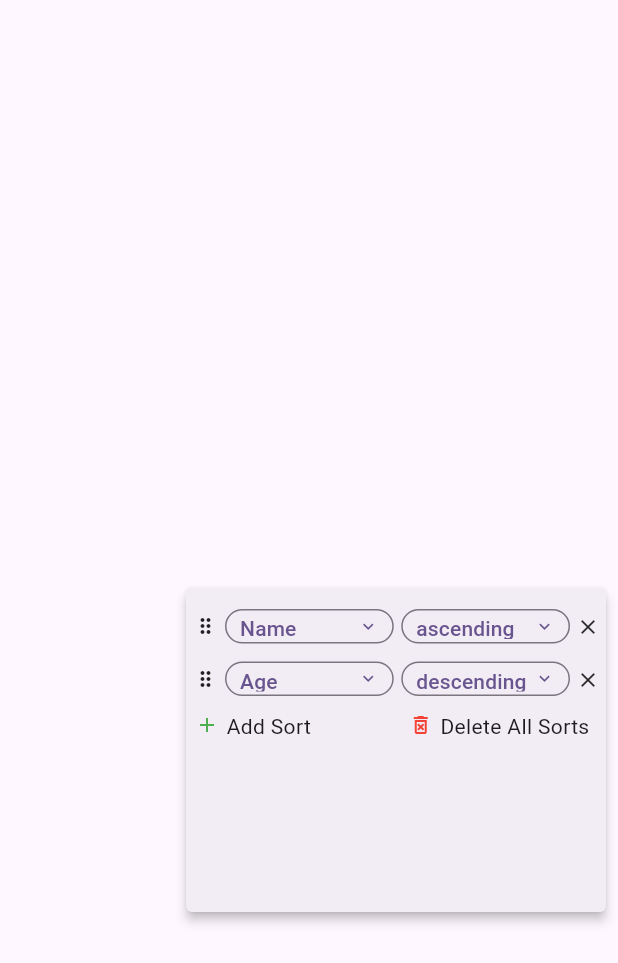
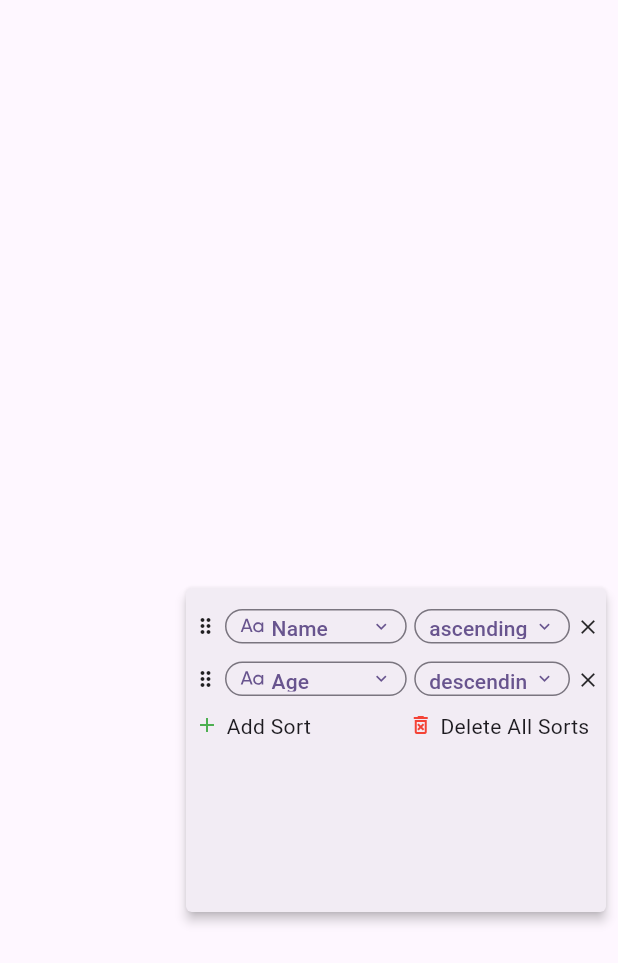
Before and after one commit to phatdat-dev/flutter_dynamic_filter, a Flutter app: the screen it shows after launch, after a tap on "Sort", on a phone screen of 412 x 824 dp. Shown: the top 963 px of the screen. Run offline on Flutter 3.47's test engine with Material 3 defaults, Android fonts, the phone set to English and light mode, and no system bars; our stand-ins replace equatable, flutter_svg.

Commit message:
[Refactor] SortMenu

```diff
--- a/example/lib/main.dart
+++ b/example/lib/main.dart
@@ -58,8 +58,8 @@ class _MyHomePageState extends State<MyHomePage> {
               width: 100,
               child: SortMenu(
                 sortOrders: ValueNotifier({
-                  FieldSortOrder('Name', OrderBy.ascending),
-                  FieldSortOrder('Age', OrderBy.descending),
+                  FieldSortOrder(Field(fieldName: 'Name'), OrderBy.ascending),
+                  FieldSortOrder(Field(fieldName: 'Age'), OrderBy.descending),
                 }),
                 fields: fields,
                 onChanged: (sortOrders) {
--- a/lib/src/features/sort/controller/sort_controller.dart
+++ b/lib/src/features/sort/controller/sort_controller.dart
@@ -13,7 +13,7 @@ class SortController {
   });
 
   void onAddFieldSortOrder(Field field) {
-    sortOrders.value.add(FieldSortOrder(field.fieldName, OrderBy.ascending));
+    sortOrders.value.add(FieldSortOrder(field, OrderBy.ascending));
     sortOrders.notifyListeners();
   }
 
@@ -23,7 +23,7 @@ class SortController {
   }
 
   void onChangedFieldNameSortOrder(FieldSortOrder item, Field e) {
-    item.fieldName = e.fieldName;
+    item.field = e;
   }
 
   void onChangedOrderBySortOrder(FieldSortOrder item, OrderBy e) {
--- a/lib/src/features/sort/sort_button.dart
+++ b/lib/src/features/sort/sort_button.dart
@@ -8,6 +8,7 @@ import '../../models/field.dart';
 import '../../models/field_sort_order.dart';
 import '../../models/enum/filter_enum.dart';
 import '../../shared/utils/utils.dart';
+import '../../shared/widget/field_icon_text.dart';
 import '../../shared/widget/my_outlined_button.dart';
 import '../../shared/widget/my_popup_menu_item.dart';
 import 'controller/sort_controller.dart';
--- a/lib/src/features/sort/widget/button/field_name_sort_button.dart
+++ b/lib/src/features/sort/widget/button/field_name_sort_button.dart
@@ -15,10 +15,8 @@ class _FieldNameSortButtonState extends State<FieldNameSortButton> with SortCont
   @override
   Widget build(BuildContext context) {
     return MyOutlinedButton(
-      label: Text(
-        widget.item.fieldName,
-        overflow: TextOverflow.ellipsis,
-        maxLines: 1,
+      label: FieldIconText(
+        field: widget.item.field,
       ),
       onPressed: () => onShowPopupSort(
         context: context,
--- a/lib/src/features/sort/widget/sort_editor.dart
+++ b/lib/src/features/sort/widget/sort_editor.dart
@@ -13,7 +13,7 @@ class _SortEditorState extends State<SortEditor> with SortControllerStateMixin {
   @override
   Widget build(BuildContext context) {
     return SizedBox(
-      width: 320,
+      width: 350,
       height: 200,
       // padding: const EdgeInsets.fromLTRB(0, 5, 5, 5),
       child: ValueListenableBuilder(
@@ -76,10 +76,12 @@ class SortItem extends StatelessWidget {
           ),
           const SizedBox(width: 5),
           Expanded(
+            flex: 7,
             child: FieldNameSortButton(item: item),
           ),
           const SizedBox(width: 5),
           Expanded(
+            flex: 6,
             child: ConditionSortButton(item: item),
           ),
           InkWell(
@@ -118,7 +120,7 @@ mixin SortControllerAddStateMixin<T extends StatefulWidget> on SortControllerSta
   void initFields() {
     _fields = controller.fields.toList();
     // remove where data is already in sortOrders
-    _fields.removeWhere((e) => controller.sortOrders.value.any((sort) => sort.fieldName == e.fieldName));
+    _fields.removeWhere((e) => controller.sortOrders.value.any((sort) => sort.field == e));
   }
 
   void onShowPopupSort({
--- a/lib/src/models/field.dart
+++ b/lib/src/models/field.dart
@@ -1,15 +1,21 @@
+// ignore_for_file: must_be_immutable
+
+import 'package:equatable/equatable.dart';
 import 'package:flutter_dynamic_filter/src/models/enum/field_type.dart';
 
 import 'base_model.dart';
 
-class BaseField {
+class BaseField extends Equatable {
   final String fieldName;
   final dynamic value;
 
-  BaseField({
+  const BaseField({
     required this.fieldName,
     required this.value,
   });
+
+  @override
+  List<Object?> get props => [fieldName, value];
 }
 
 class Field extends BaseField implements SearchDelegateQueryName {
@@ -27,4 +33,7 @@ class Field extends BaseField implements SearchDelegateQueryName {
   set queryName(String value) => queryName = value;
   @override
   Object? objectt;
+
+  @override
+  List<Object?> get props => [fieldName, value, fieldType];
 }
--- a/lib/src/models/field_sort_order.dart
+++ b/lib/src/models/field_sort_order.dart
@@ -1,18 +1,19 @@
 // ignore_for_file: must_be_immutable
 
 import 'package:equatable/equatable.dart';
+import 'package:flutter_dynamic_filter/src/models/field.dart';
 
 import 'enum/filter_enum.dart';
 
 class FieldSortOrder extends Equatable {
-  String fieldName;
+  Field field;
   OrderBy orderBy;
 
   FieldSortOrder(
-    this.fieldName,
+    this.field,
     this.orderBy,
   );
 
   @override
-  List<Object?> get props => [fieldName];
+  List<Object?> get props => [field.fieldName];
 }
--- a/lib/src/models/filter.dart
+++ b/lib/src/models/filter.dart
@@ -3,7 +3,7 @@ import 'field.dart';
 class Filter extends BaseField {
   final String operator;
 
-  Filter({
+  const Filter({
     required super.fieldName,
     required super.value,
     required this.operator,
--- a/lib/src/shared/utils/helper_widget.dart
+++ b/lib/src/shared/utils/helper_widget.dart
@@ -3,7 +3,7 @@ import 'package:flutter/rendering.dart';
 import 'package:flutter_dynamic_filter/src/shared/constants/my_constants.dart';
 
 import '../../models/app_filter.dart';
-import '../widget/flowy_svg.dart';
+import '../widget/field_icon_text.dart';
 import 'helper_reflect.dart';
 
 final class HelperWidget {
@@ -120,23 +120,9 @@ final class HelperWidget {
                   height: MyConstants.popupMenuItemHeight,
                   child: Padding(
                     padding: const EdgeInsets.symmetric(horizontal: 10),
-                    child: Row(
-                      children: [
-                        FlowySvg(item.fieldType.svgData),
-                        const SizedBox(width: 5),
-                        Expanded(
-                          child: txtController.text.isEmpty
-                              ? Text(
-                                  item.queryName,
-                                )
-                              : RichText(
-                                  text: TextSpan(
-                                    children: HelperWidget.highlightOccurrences(item.queryName, txtController.text),
-                                    style: TextStyle(color: Theme.of(context).colorScheme.onSurface),
-                                  ),
-                                ),
-                        ),
-                      ],
+                    child: FieldIconText(
+                      field: item,
+                      hightLightText: txtController.text,
                     ),
                   ),
                 ),
--- /dev/null
+++ b/lib/src/shared/widget/field_icon_text.dart
@@ -0,0 +1,40 @@
+import 'package:flutter/material.dart';
+import 'package:flutter_dynamic_filter/src/models/enum/field_type.dart';
+
+import '../../models/field.dart';
+import '../utils/helper_widget.dart';
+import 'flowy_svg.dart';
+
+class FieldIconText extends StatelessWidget {
+  const FieldIconText({
+    super.key,
+    required this.field,
+    this.hightLightText = "",
+  });
+  final Field field;
+  final String hightLightText;
+
+  @override
+  Widget build(BuildContext context) {
+    return Row(
+      children: [
+        FlowySvg(field.fieldType.svgData),
+        const SizedBox(width: 5),
+        Expanded(
+          child: hightLightText.isEmpty
+              ? Text(
+                  field.queryName,
+                  overflow: TextOverflow.ellipsis,
+                  maxLines: 1,
+                )
+              : RichText(
+                  text: TextSpan(
+                    children: HelperWidget.highlightOccurrences(field.queryName, hightLightText),
+                    style: TextStyle(color: Theme.of(context).colorScheme.onSurface),
+                  ),
+                ),
+        ),
+      ],
+    );
+  }
+}
```
